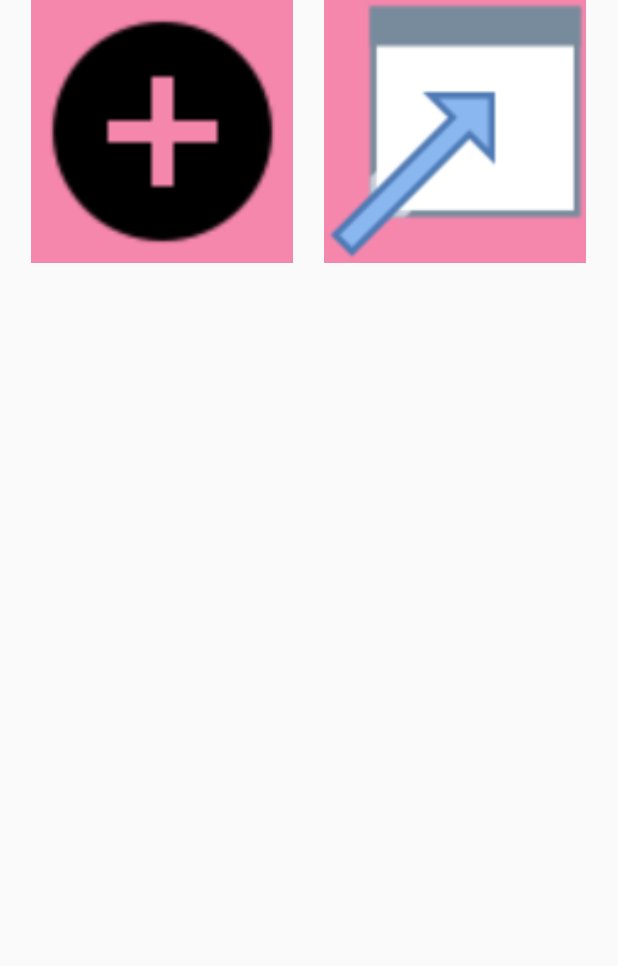
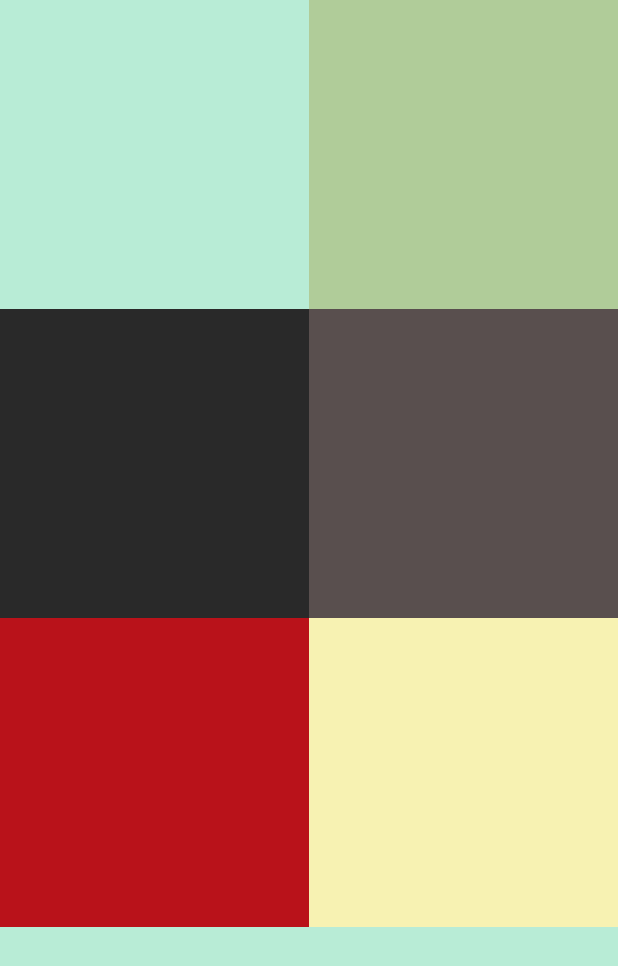
Before and after one commit to enricvelasco/Menu, an Android app: the screen it shows after launch (MainActivity), on a phone screen of 412 x 824 dp. Shown: the top 966 px of the screen. Run offline under Robolectric (Android 15) with nearby library versions, the phone set to English and light mode, and no system bars.

Commit message:
detecta tamaño pantalla y encaja el menu al telefono

```diff
--- a/app/src/main/java/com/example/enric/menu/MainActivity.java
+++ b/app/src/main/java/com/example/enric/menu/MainActivity.java
@@ -2,6 +2,7 @@ package com.example.enric.menu;
 
 import android.os.Bundle;
 import android.support.v7.app.AppCompatActivity;
+import android.util.DisplayMetrics;
 import android.view.Menu;
 import android.view.MenuItem;
 import android.widget.GridView;
@@ -22,18 +23,59 @@ public class MainActivity extends AppCompatActivity {
         super.onCreate(savedInstanceState);
         setContentView(R.layout.activity_main);
 
+        //Tamaño de la pantalla
+        DisplayMetrics metrics = new DisplayMetrics();
+        getWindowManager().getDefaultDisplay().getMetrics(metrics);
+
+        int width = metrics.widthPixels; // ancho absoluto en pixels
+        int height = metrics.heightPixels; // alto absoluto en pixels
+        int densityDpi = metrics.densityDpi;
+        float xdpi = metrics.xdpi;
+        float ydpi = metrics.ydpi;
+
+        float densidadHorizontal = (width*160)/densityDpi;
+        float densidadVertical = (height*160)/densityDpi;
+
+        System.out.println("HORIZONTAL1 PIXELS-"+width);
+        System.out.println("VERTICAL2 PIXELS-"+height);
+        System.out.println("HORIZONTAL1-"+xdpi);
+        System.out.println("HORIZONTAL2-"+densidadHorizontal);
+        System.out.println("VERTICAL1-"+ydpi);
+        System.out.println("VERTICAL1-"+densidadVertical);
+
 
         //MenuPrincipalItem[] books = new ArrayList;
         ArrayList<MenuPrincipalItem> books = new ArrayList<MenuPrincipalItem>();
-        MenuPrincipalItem b1 = new MenuPrincipalItem("b1", R.drawable.ic_add_circle_black_48dp);
+        MenuPrincipalItem b1 = new MenuPrincipalItem("menu1", "#B8ECD6");
+        b1.setTamanoHorizontal(width/2);
+        //b1.setImagen(R.drawable.ic_add_circle_black_48dp);
         books.add(b1);
-        MenuPrincipalItem b2 = new MenuPrincipalItem("b1", R.drawable.icons8_advertisement_page);
+        MenuPrincipalItem b2 = new MenuPrincipalItem("menu2", "#B0CC99");
+        b2.setTamanoHorizontal(width/2);
+        //b2.setImagen(R.drawable.ic_add_circle_black_48dp);
         books.add(b2);
+        MenuPrincipalItem b3 = new MenuPrincipalItem("menu3","#292929");
+        b3.setTamanoHorizontal(width/2);
+        //b3.setImagen(R.drawable.ic_add_circle_black_48dp);
+        books.add(b3);
+        MenuPrincipalItem b4 = new MenuPrincipalItem("menu4", "#594F4E");
+        b4.setTamanoHorizontal(width/2);
+        //b4.setImagen(R.drawable.ic_add_circle_black_48dp);
+        books.add(b4);
+        MenuPrincipalItem b5 = new MenuPrincipalItem("menu5", "#B9121A");
+        b5.setTamanoHorizontal(width/2);
+        //b5.setImagen(R.drawable.ic_add_circle_black_48dp);
+        books.add(b5);
+        MenuPrincipalItem b6 = new MenuPrincipalItem("menu6","#F7F2B2");
+        b6.setTamanoHorizontal(width/2);
+        //b6.setImagen(R.drawable.ic_add_circle_black_48dp);
+        books.add(b6);
 
         gridView = (GridView) findViewById(R.id.gridView1);
 
         ImageAdapter booksAdapter = new ImageAdapter(this, books);
         gridView.setAdapter(booksAdapter);
+        gridView.setColumnWidth(width/2);
 
         //gridView.setAdapter(new ImageAdapter(this, MOBILE_OS));
 
@@ -47,6 +89,7 @@ public class MainActivity extends AppCompatActivity {
 
             }
         });*/
+
 
     }
 
--- a/app/src/main/java/com/example/enric/menu/MenuPrincipalItem.java
+++ b/app/src/main/java/com/example/enric/menu/MenuPrincipalItem.java
@@ -1,5 +1,6 @@
 package com.example.enric.menu;
 
+import android.graphics.Color;
 import android.widget.ImageView;
 
 /**
@@ -9,11 +10,16 @@ import android.widget.ImageView;
 public class MenuPrincipalItem {
     String nombre;
     int imagen;
+    String color;
 
-    public MenuPrincipalItem(String nombre, int imagen) {
+    int tamanoHorizontal;
+
+    public MenuPrincipalItem(String nombre, String color) {
         this.nombre = nombre;
-        this.imagen = imagen;
+        //this.imagen = imagen;
+        this.color = color;
     }
+
 
     public String getNombre() {
         return nombre;
@@ -30,4 +36,20 @@ public class MenuPrincipalItem {
     public void setImagen(int imagen) {
         this.imagen = imagen;
     }
+
+    public String getColor() {
+        return color;
+    }
+
+    public void setColor(String color) {
+        this.color = color;
+    }
+
+    public int getTamanoHorizontal() {
+        return tamanoHorizontal;
+    }
+
+    public void setTamanoHorizontal(int tamanoHorizontal) {
+        this.tamanoHorizontal = tamanoHorizontal;
+    }
 }
--- a/app/src/main/java/com/example/enric/menu/adapter/ImageAdapter.java
+++ b/app/src/main/java/com/example/enric/menu/adapter/ImageAdapter.java
@@ -3,10 +3,13 @@ package com.example.enric.menu.adapter;
 import android.content.Context;
 import android.graphics.Bitmap;
 import android.graphics.BitmapFactory;
+import android.graphics.Color;
+import android.util.DisplayMetrics;
 import android.view.LayoutInflater;
 import android.view.View;
 import android.view.ViewGroup;
 import android.widget.BaseAdapter;
+import android.widget.FrameLayout;
 import android.widget.ImageView;
 import android.widget.TextView;
 
@@ -64,7 +67,8 @@ public class ImageAdapter extends BaseAdapter {
 		}
 
 		// 3
-		final ImageView imageView = (ImageView)convertView.findViewById(R.id.grid_item_image);
+		FrameLayout frame = convertView.findViewById(R.id.frameContenidoIconoMenu);
+		final ImageView imageView = convertView.findViewById(R.id.grid_item_image);
 		//final TextView nameTextView = (TextView)convertView.findViewById(R.id.textview_book_name);
 		//final TextView authorTextView = (TextView)convertView.findViewById(R.id.textview_book_author);
 		//final ImageView imageViewFavorite = (ImageView)convertView.findViewById(R.id.imageview_favorite);
@@ -78,6 +82,13 @@ public class ImageAdapter extends BaseAdapter {
 		//nameTextView.setText(mContext.getString(book.getName()));
 		//authorTextView.setText(mContext.getString(book.getAuthor()));
 
+		frame.setBackgroundColor(Color.parseColor(book.getColor()));
+
+		ViewGroup.LayoutParams params = frame.getLayoutParams();
+		params.height = book.getTamanoHorizontal();
+		params.width = book.getTamanoHorizontal();
+		frame.setLayoutParams(params);
+
 		return convertView;
 	}
 
--- a/app/src/main/res/layout/content_main.xml
+++ b/app/src/main/res/layout/content_main.xml
@@ -4,19 +4,21 @@
     xmlns:tools="http://schemas.android.com/tools"
     android:layout_width="match_parent"
     android:layout_height="match_parent"
+    android:background="@color/colorAccent"
+    android:theme="@style/salamander"
     app:layout_behavior="@string/appbar_scrolling_view_behavior"
     tools:context="com.example.enric.menu.MainActivity"
     tools:showIn="@layout/activity_main">
 
     <GridView xmlns:android="http://schemas.android.com/apk/res/android"
         android:id="@+id/gridView1"
-        android:layout_width="match_parent"
-        android:layout_height="match_parent"
-        android:columnWidth="175dp"
+        android:layout_width="wrap_content"
+        android:layout_height="wrap_content"
+        android:columnWidth="360px"
         android:gravity="center"
         android:numColumns="auto_fit"
-        android:stretchMode="spacingWidthUniform"
-        android:verticalSpacing="5dp"/>
+        android:stretchMode="none"
+        android:theme="@style/salamander" />
 
 </android.support.constraint.ConstraintLayout>
 <!--FrameLayout
--- a/app/src/main/res/layout/mobile.xml
+++ b/app/src/main/res/layout/mobile.xml
@@ -5,8 +5,9 @@
     android:gravity="center">
 
     <FrameLayout
-        android:layout_width="175dp"
-        android:layout_height="175dp"
+        android:id="@+id/frameContenidoIconoMenu"
+        android:layout_width="360px"
+        android:layout_height="360px"
         android:background="@color/colorAccent">
 
         <ImageView
--- a/app/src/main/res/values/colors.xml
+++ b/app/src/main/res/values/colors.xml
@@ -1,6 +1,8 @@
 <?xml version="1.0" encoding="utf-8"?>
 <resources>
-    <color name="colorPrimary">#3f51b5</color>
-    <color name="colorPrimaryDark">#303F9F</color>
-    <color name="colorAccent">#f586ac</color>
+    <color name="colorPrimary">#b8ecd6</color>
+    <color name="colorPrimaryDark">#083741</color>
+    <color name="colorAccent">#b8ecd6</color>
+    <color name="background_material_light">#cef09c</color>
+    <color name="foreground_material_light">#476b5d</color>
 </resources>
--- a/app/src/main/res/values/styles.xml
+++ b/app/src/main/res/values/styles.xml
@@ -17,4 +17,9 @@
 
     <style name="AppTheme.PopupOverlay" parent="ThemeOverlay.AppCompat.Light" />
 
+    <style name="salamander" parent="AppTheme" >
+        <item name="android:colorBackground">@color/background_material_light</item>
+        <item name="android:colorForeground">@color/foreground_material_light</item>
+    </style>
+
 </resources>
```
